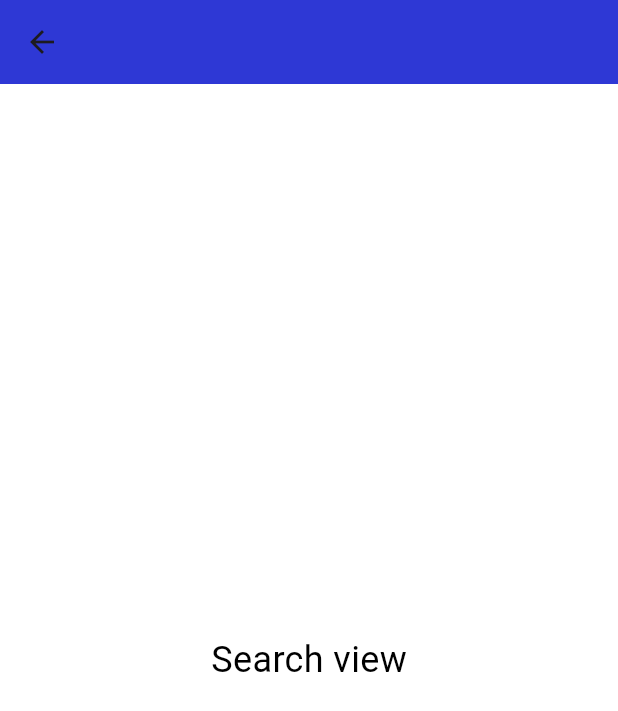
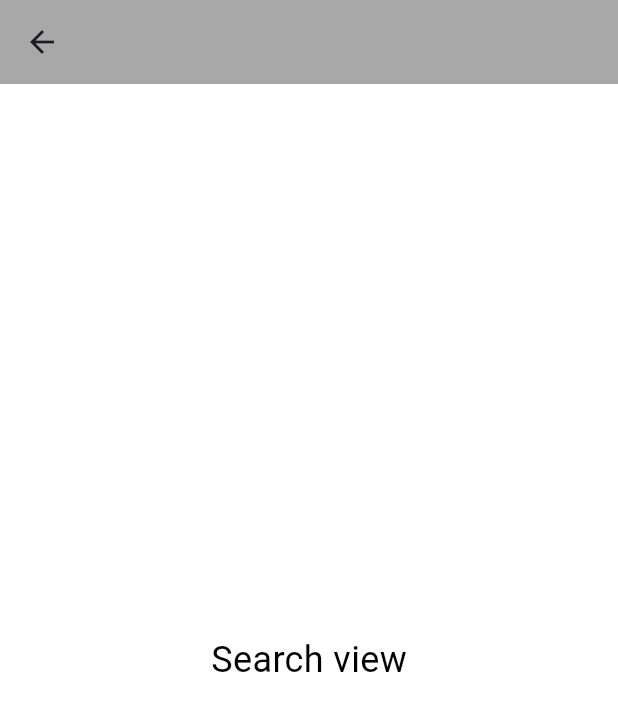
Before and after one commit to fffussel/digicookbook, a Flutter app: the screen it shows after launch, after a tap on the "search" icon, on a phone screen of 412 x 824 dp. Shown: the top 711 px of the screen. Run offline on Flutter 3.47's test engine with Material 3 defaults, Android fonts, the phone set to English and light mode, and no system bars.

Commit message:
change head color

```diff
--- a/lib/UI/mainlayout.dart
+++ b/lib/UI/mainlayout.dart
@@ -43,7 +43,7 @@ class _MainLayoutState extends State<MainLayout> {
       MaterialPageRoute(
         builder: (context) => Scaffold(
           backgroundColor: _settings.backgroundColor,
-          appBar: AppBar(backgroundColor: _settings.highlightColor),
+          appBar: AppBar(backgroundColor: _settings.secondaryColor),
           body: view,
         ),
       ),
```
